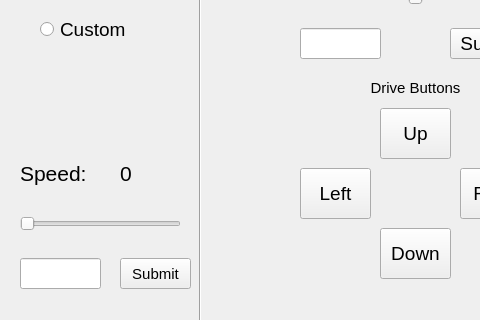
First picture: the form in RoverControlGUI/drivecontrolpanel.ui, repository cal-roboops/F2017_Decal, before the edit; both pictures show x 0 to 480 and y 142 to 462 of the 618 by 462 pixel window.
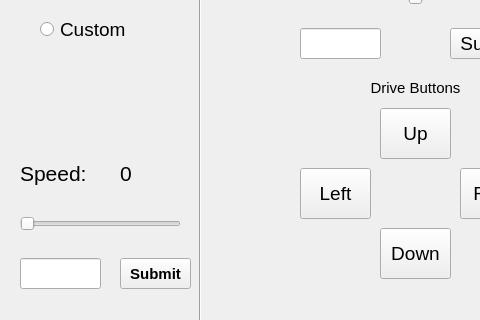
Second picture: the form after the edit.

Diff of the .ui file:
```diff
--- a/RoverControlGUI/drivecontrolpanel.ui
+++ b/RoverControlGUI/drivecontrolpanel.ui
@@ -752,6 +752,8 @@
     <property name="font">
      <font>
       <pointsize>11</pointsize>
+      <weight>75</weight>
+      <bold>true</bold>
      </font>
     </property>
     <property name="text">
```
Left out of the diff: 2 changed lines with no effect on the pictures.
